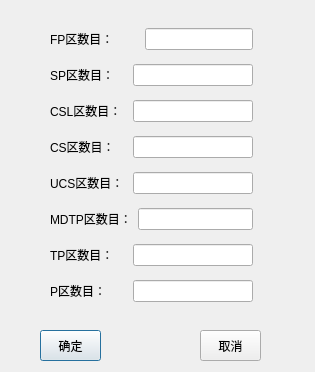
Above: dvrdialog.ui from xuweilin2014/nailCount before the change. Below: the same form after it.
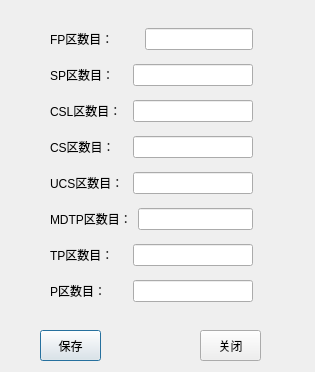
That is the form after the change.

Commit message: 增加了将结果保存为json文件的功能

```diff
--- a/dvrdialog.ui
+++ b/dvrdialog.ui
@@ -239,7 +239,7 @@
     </rect>
    </property>
    <property name="text">
-    <string>确定</string>
+    <string>保存</string>
    </property>
   </widget>
   <widget class="QPushButton" name="buttonCancel">
@@ -252,7 +252,7 @@
     </rect>
    </property>
    <property name="text">
-    <string>取消</string>
+    <string>关闭</string>
    </property>
   </widget>
  </widget>
```
Left out of the diff: 8 changed lines with no effect on the pictures. The commit also changes 13 other files.
